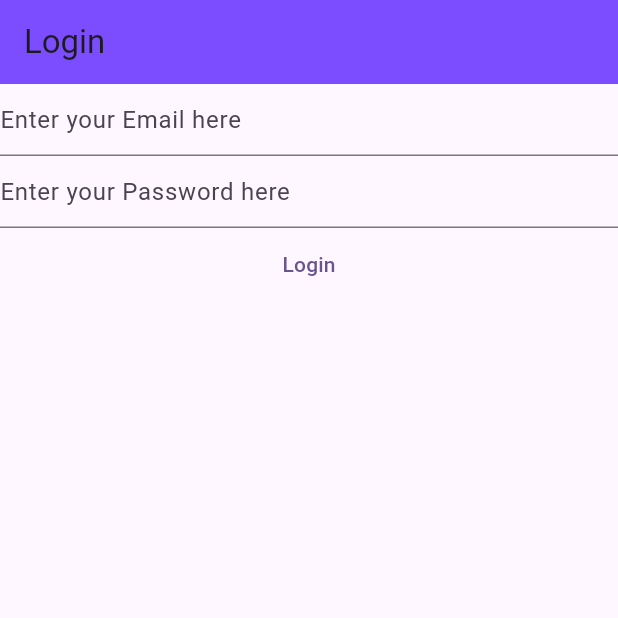
After one commit to shhiivvaam/notted, a Flutter app: the screen it shows after launch, after a tap on "Login", on a phone screen of 412 x 824 dp, the top half of it. The commit adds this screen. Run offline on Flutter 3.47's test engine with Material 2 defaults, Android fonts, the phone set to English and light mode, and no system bars; our stand-ins replace firebase_auth, firebase_core; accounts and stored records are empty; network calls fail.

Commit message:
Done with Registration and Login Credentials Page

```diff
--- /dev/null
+++ b/lib/views/login_view.dart
@@ -0,0 +1,100 @@
+import 'package:firebase_auth/firebase_auth.dart';
+import 'package:firebase_core/firebase_core.dart';
+import 'package:flutter/material.dart';
+import '../firebase_options.dart';
+
+class LoginView extends StatefulWidget {
+  const LoginView({super.key});
+
+  @override
+  State<LoginView> createState() => _LoginViewState();
+}
+
+class _LoginViewState extends State<LoginView> {
+  late final TextEditingController _email;
+  late final TextEditingController _password;
+
+  @override
+  void initState() {
+    _email = TextEditingController();
+    _password = TextEditingController();
+    super.initState();
+  }
+
+  @override
+  void dispose() {
+    _email.dispose();
+    _password.dispose();
+    super.dispose();
+  }
+
+  @override
+  Widget build(BuildContext context) {
+    return Scaffold(
+        appBar: AppBar(
+          title: const Text('Login'),
+          backgroundColor: Colors.deepPurpleAccent,
+        ),
+        body: FutureBuilder(
+          future: Firebase.initializeApp(
+            options: DefaultFirebaseOptions.currentPlatform(),
+          ),
+          builder: (context, snapshot) {
+            switch (snapshot.connectionState) {
+              case ConnectionState.done:
+                return Column(
+                  children: [
+                    TextField(
+                      controller: _email,
+                      enableSuggestions: false,
+                      autocorrect: false,
+                      keyboardType: TextInputType.emailAddress,
+                      decoration: const InputDecoration(
+                          hintText: 'Enter your Email here'),
+                    ),
+                    TextField(
+                      controller: _password,
+                      obscureText: true,
+                      enableSuggestions: false,
+                      autocorrect: false,
+                      decoration: const InputDecoration(
+                          hintText: 'Enter your Password here'),
+                    ),
+                    TextButton(
+                        onPressed: () async {
+                          await Firebase.initializeApp(
+                            options: DefaultFirebaseOptions.currentPlatform(),
+                          );
+                          final email = _email.text;
+                          final password = _password.text;
+
+                          try {
+                            final userCredential = await FirebaseAuth.instance
+                                .createUserWithEmailAndPassword(
+                                    email: email, password: password);
+                            print(userCredential);
+                            // print("Hello Shivam");
+                          } on FirebaseAuthException catch (e) {
+                            print(e.code);
+                            if (e.code == 'user-not-found') {
+                              print('User Not Found');
+                            } else if(e.code == 'wrong-password') {
+                              print('Wrong Password');
+                            }
+                          }
+                          // catch (e) {
+                          //   print('Something bad happened');
+                          //   print(e.runtimeType);
+                          //   print(e);
+                          // }
+                        },
+                        child: const Text('Login')),
+                  ],
+                );
+              default:
+                return const Text('Loading...');
+            }
+          },
+        ));
+  }
+}
--- /dev/null
+++ b/lib/views/register_view.dart
@@ -0,0 +1,100 @@
+import 'package:firebase_auth/firebase_auth.dart';
+import 'package:firebase_core/firebase_core.dart';
+import 'package:flutter/material.dart';
+
+import '../firebase_options.dart';
+
+class RegisterView extends StatefulWidget {
+  const RegisterView({super.key});
+
+  @override
+  State<RegisterView> createState() => _RegisterViewState();
+}
+
+class _RegisterViewState extends State<RegisterView> {
+  late final TextEditingController _email;
+  late final TextEditingController _password;
+
+  @override
+  void initState() {
+    _email = TextEditingController();
+    _password = TextEditingController();
+    super.initState();
+  }
+
+  @override
+  void dispose() {
+    _email.dispose();
+    _password.dispose();
+    super.dispose();
+  }
+
+  @override
+  Widget build(BuildContext context) {
+    return Scaffold(
+        appBar: AppBar(
+          title: const Text('Register'),
+          backgroundColor: Colors.deepPurpleAccent,
+        ),
+        body: FutureBuilder(
+          future: Firebase.initializeApp(
+            options: DefaultFirebaseOptions.currentPlatform(),
+          ),
+          builder: (context, snapshot) {
+            switch (snapshot.connectionState) {
+              case ConnectionState.done:
+                return Column(
+                  children: [
+                    TextField(
+                      controller: _email,
+                      enableSuggestions: false,
+                      autocorrect: false,
+                      keyboardType: TextInputType.emailAddress,
+                      decoration: const InputDecoration(
+                          hintText: 'Enter your Email here'),
+                    ),
+                    TextField(
+                      controller: _password,
+                      obscureText: true,
+                      enableSuggestions: false,
+                      autocorrect: false,
+                      decoration: const InputDecoration(
+                          hintText: 'Enter your Password here'),
+                    ),
+                    TextButton(
+                        onPressed: () async {
+                          await Firebase.initializeApp(
+                            options: DefaultFirebaseOptions.currentPlatform(),
+                          );
+                          final email = _email.text;
+                          final password = _password.text;
+
+                          try {
+                            final userCredential = await FirebaseAuth.instance
+                                .signInWithEmailAndPassword(
+                                    // here we are not creating user Email and Password like the Register View Screen
+                                    email: email,
+                                    password: password);
+                            print(userCredential);
+                          } on FirebaseAuthException catch (e) {
+                            // print('Something wrong with Registeration');
+                            // print(e.code);
+                            if (e.code == 'weak-password') {
+                              print('Weak Password');
+                            } else if (e.code == 'email-already-in-use') {
+                              print('Email is Already In Use');
+                            } else if (e.code == 'invalid-email') {
+                              print('Invalid Email');
+                            }
+                          }
+                        },
+                        child: const Text('Register')),
+                  ],
+                );
+              default:
+                return const Text('Loading...');
+            }
+          },
+        ));
+  }
+}
```
Also changed, not shown: lib/main.dart (+3 -76 lines), lib/firebase_options.dart, pubspec.lock.
